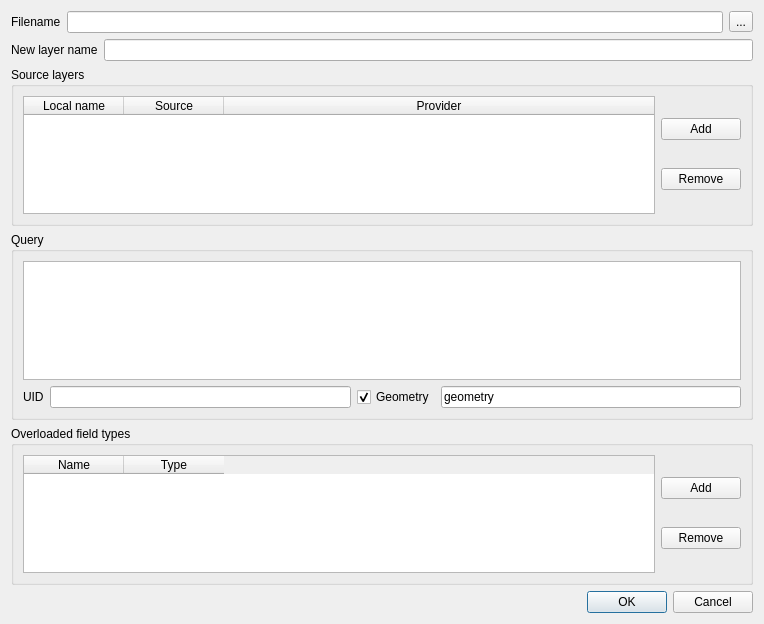
mhugo/qgis_vlayers, file qgsvirtuallayersourceselectbase.ui: the form before one commit.
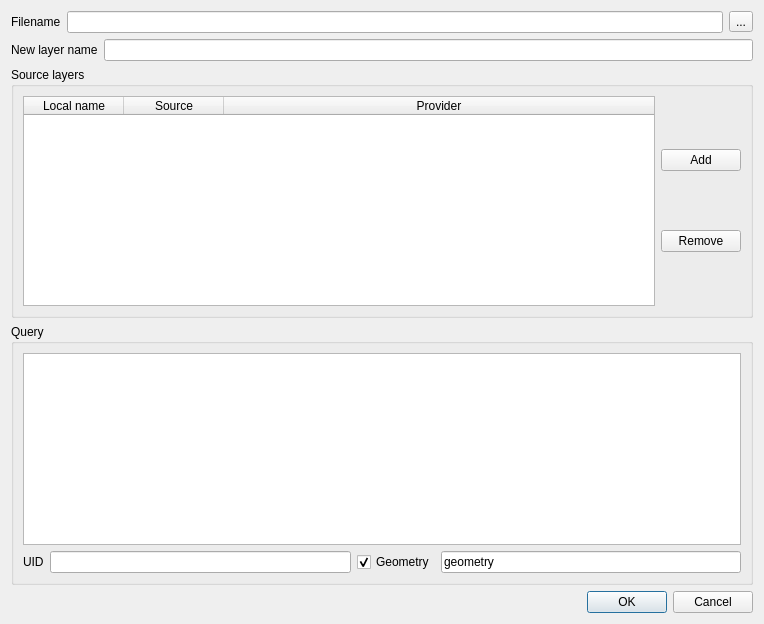
The form after the commit.

Commit message: Remove UI for overloaded fields

```diff
--- a/qgsvirtuallayersourceselectbase.ui
+++ b/qgsvirtuallayersourceselectbase.ui
@@ -153,50 +153,6 @@
      </layout>
     </widget>
    </item>
-   <item>
-    <widget class="QGroupBox" name="groupBox_3">
-     <property name="title">
-      <string>Overloaded field types</string>
-     </property>
-     <layout class="QHBoxLayout" name="horizontalLayout_5">
-      <item>
-       <widget class="QTableWidget" name="mFields">
-        <attribute name="horizontalHeaderStretchLastSection">
-         <bool>false</bool>
-        </attribute>
-        <column>
-         <property name="text">
-          <string>Name</string>
-         </property>
-        </column>
-        <column>
-         <property name="text">
-          <string>Type</string>
-         </property>
-        </column>
-       </widget>
-      </item>
-      <item>
-       <layout class="QVBoxLayout" name="verticalLayout_5">
-        <item>
-         <widget class="QPushButton" name="mAddFieldBtn">
-          <property name="text">
-           <string>Add</string>
-          </property>
-         </widget>
-        </item>
-        <item>
-         <widget class="QPushButton" name="mRemoveFieldBtn">
-          <property name="text">
-           <string>Remove</string>
-          </property>
-         </widget>
-        </item>
-       </layout>
-      </item>
-     </layout>
-    </widget>
-   </item>
    <item>
     <widget class="QDialogButtonBox" name="buttonBox">
      <property name="orientation">
```
The commit also changes 2 other files.
